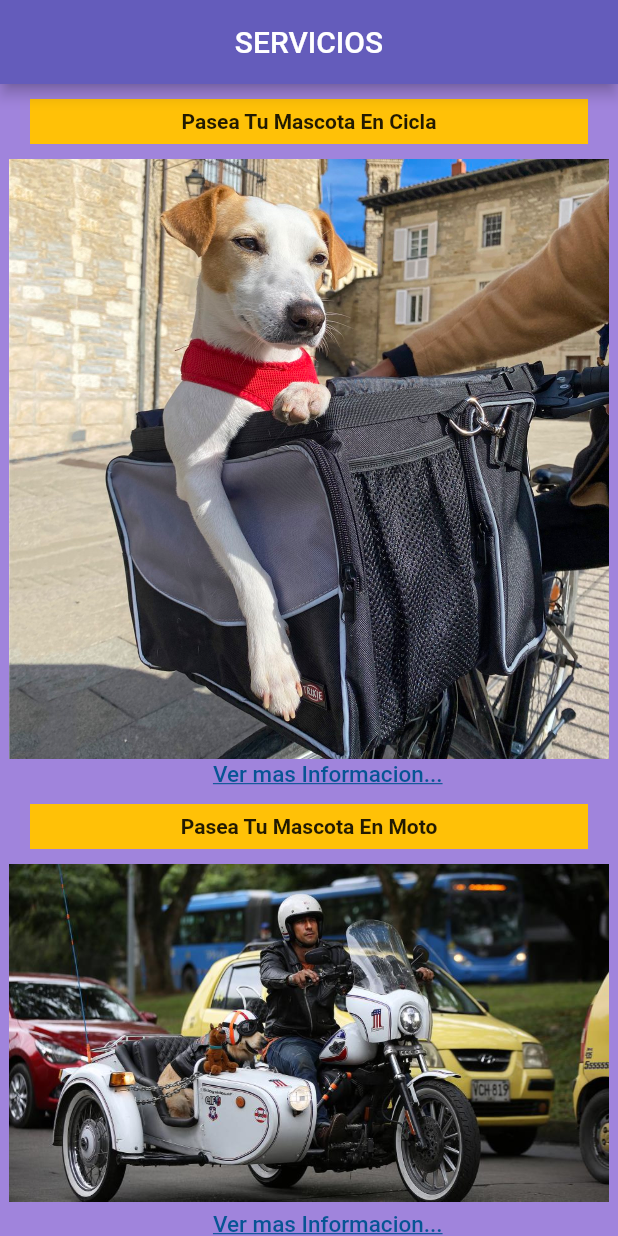
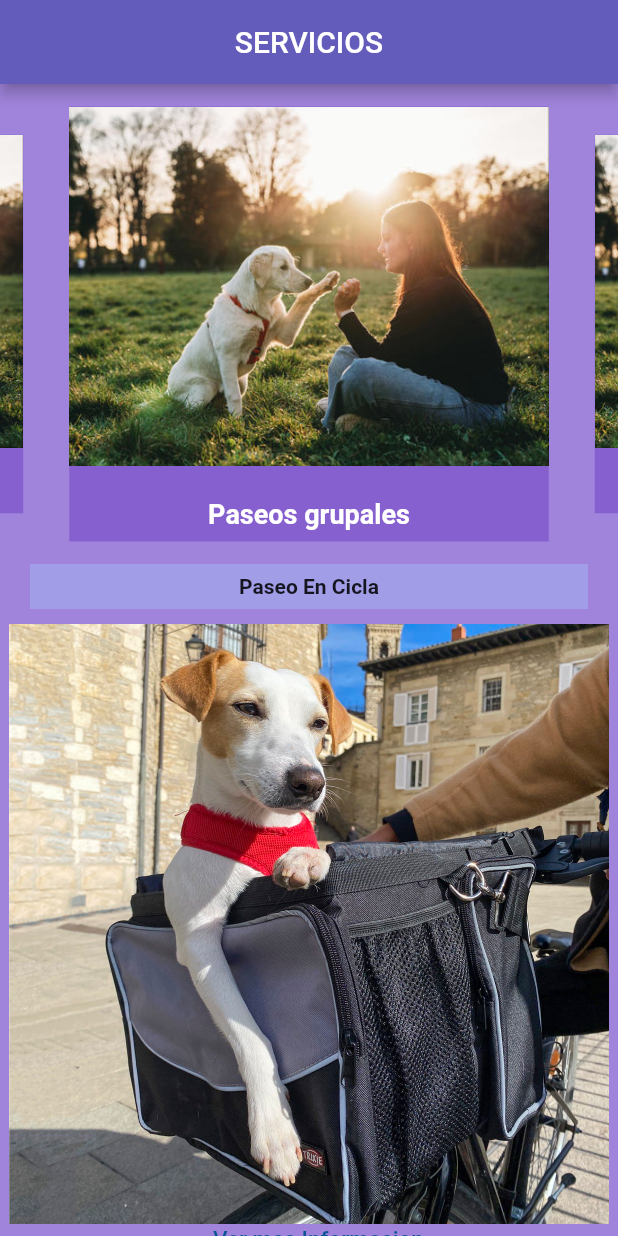
Before and after one commit to Dan2001afk/puppyruns, a Flutter app: the screen it shows after launch, on a phone screen of 412 x 824 dp. Run offline on Flutter 3.47's test engine with Material 2 defaults, Android fonts, the light colour scheme and no system bars; drawn by our look-alikes of carousel_slider; our stand-ins replace fluttertoast, image_picker, lottie.

Commit message:
actualizacion de Servicios, junto a sus botones

```diff
--- a/lib/Pantallas/Servicios.dart
+++ b/lib/Pantallas/Servicios.dart
@@ -1,4 +1,4 @@
-import 'package:PuppyRuns/Pantallas/pantallaunoLogin.dart';
+import 'package:carousel_slider/carousel_slider.dart';
 import 'package:PuppyRuns/Widgets/BotonesServicios.dart';
 import 'package:flutter/material.dart';
 class Servicios extends StatelessWidget {
@@ -16,18 +16,21 @@ class Servicios extends StatelessWidget {
           children: [
       Container(
         width: double.infinity,
-        height: 1270,
+        height: 1560,
         color: Color.fromARGB(255, 160, 132, 220),
         child: Column(
           children: [
+            Container(
+              child: CarouselExample(),
+            ),
 //imagen 1
             Container(
               width: double.infinity,
               height: 30,
-              color: Colors.amber,
+              color: Color.fromARGB(250, 161, 157, 231),
               margin: EdgeInsets.only(top: 10,left: 20,right: 20),
               child: Center(child: Text(
-                  "Pasea Tu Mascota En Cicla",
+                  "Paseo En Cicla",
                   style: TextStyle(
                     fontWeight: FontWeight.w600,
                   )
@@ -73,10 +76,10 @@ class Servicios extends StatelessWidget {
             Container(
               width: double.infinity,
               height: 30,
-              color: Colors.amber,
+              color: Color.fromARGB(250, 161, 157, 231),
               margin: EdgeInsets.only(top: 10,left: 20,right: 20),
               child: Center(child: Text(
-                  "Pasea Tu Mascota En Moto",
+                  "Paseo En Moto",
                 style: TextStyle(
                   fontWeight: FontWeight.w600,
                 ),
@@ -124,11 +127,11 @@ class Servicios extends StatelessWidget {
             Container(
               width: double.infinity,
               height: 30,
-              color: Colors.amber,
+              color: Color.fromARGB(250, 161, 157, 231),
               margin: EdgeInsets.only(top: 10, left: 20, right: 20),
               child: Center(
                 child: Text(
-                  "Cuidado de mascotas durante las vacaciones",
+                  "Cuidado durante las vacaciones",
                   style: TextStyle(
                     fontWeight: FontWeight.w600,
                   ),
@@ -185,3 +188,87 @@ class Servicios extends StatelessWidget {
     );
   }
 }
+
+
+
+
+class CarouselExample extends StatelessWidget {
+  final List<String> imageList = [
+    'img/cuidadoVacaciones.jpg',
+    'img/cuidadoVacaciones.jpg',
+    'img/cuidadoVacaciones.jpg',
+    'img/cuidadoVacaciones.jpg',
+    'img/cuidadoVacaciones.jpg',
+  ];
+
+  final List<String> textList = [
+    'Paseos grupales',
+    'Paseos individuales',
+    'Alimentación y agua',
+    'Administración de medicamentos',
+    'Juego y estimulación',
+  ];
+
+  @override
+  Widget build(BuildContext context) {
+    return Container(
+      margin: EdgeInsets.only(top: 10),
+      child: CarouselSlider(
+        options: CarouselOptions(
+          height: 300,
+          enlargeCenterPage: true,
+          autoPlay: true,
+          aspectRatio: 16 / 9,
+          autoPlayCurve: Curves.fastOutSlowIn,
+          enableInfiniteScroll: true,
+          autoPlayAnimationDuration: Duration(milliseconds: 2000),
+          viewportFraction: 0.8,
+        ),
+        items: imageList.asMap().entries.map((entry) {
+          final int index = entry.key;
+          final String imageUrl = entry.value;
+          final String text = textList[index];
+
+          return Builder(
+            builder: (BuildContext context) {
+              return Container(
+                width: MediaQuery.of(context).size.width,
+                margin: EdgeInsets.symmetric(horizontal: 5.0, vertical: 5.0),
+                decoration: BoxDecoration(
+                    color: Color.fromARGB(255, 134, 96, 206),
+                ),
+                child: Stack(
+                  children: [
+                    Image.asset(
+                      imageUrl,
+                      fit: BoxFit.cover,
+                    ),
+                    Positioned(
+                      bottom: 0,
+                      left: 0,
+                      right: 0,
+                      child: Align(
+                        alignment: Alignment.bottomCenter,
+                        child: Container(
+                          padding: EdgeInsets.all(8),
+                          child: Text(
+                            text,
+                            style: TextStyle(
+                              color: Colors.white,
+                              fontSize: 18,
+                              fontWeight: FontWeight.bold,
+                            ),
+                          ),
+                        ),
+                      ),
+                    ),
+                  ],
+                ),
+              );
+            },
+          );
+        }).toList(),
+      ),
+    );
+  }
+}
--- a/lib/Pantallas/serviciosDos.dart
+++ b/lib/Pantallas/serviciosDos.dart
@@ -17,7 +17,7 @@ class ServiciosDos extends StatelessWidget {
           children: [
             Container(
               width: double.infinity,
-              height: 1270,
+              height: 1180,
               color: Color.fromARGB(255, 160, 132, 220),
               child: Column(
                 children: [
@@ -25,7 +25,7 @@ class ServiciosDos extends StatelessWidget {
                   Container(
                     width: double.infinity,
                     height: 30,
-                    color: Colors.amber,
+                    color: Color.fromARGB(250, 161, 157, 231),
                     margin: EdgeInsets.only(top: 10,left: 20,right: 20),
                     child: Center(child: Text(
                         "Visita Domiciliaria",
@@ -74,7 +74,7 @@ class ServiciosDos extends StatelessWidget {
                   Container(
                     width: double.infinity,
                     height: 30,
-                    color: Colors.amber,
+                    color: Color.fromARGB(250, 161, 157, 231),
                     margin: EdgeInsets.only(top: 15,left: 20,right: 20),
                     child: Center(child: Text(
                       "Entrenamiento Basico",
@@ -125,7 +125,7 @@ class ServiciosDos extends StatelessWidget {
                   Container(
                     width: double.infinity,
                     height: 30,
-                    color: Colors.amber,
+                    color: Color.fromARGB(250, 161, 157, 231),
                     margin: EdgeInsets.only(top: 15, left: 20, right: 20),
                     child: Center(
                       child: Text(
@@ -152,21 +152,20 @@ class ServiciosDos extends StatelessWidget {
                   Container(
                     width: double.infinity,
                     height: 50,
-                    margin: EdgeInsets.only(top: 20, left: 25),
-
+                    margin: EdgeInsets.only(top: 15, left: 25),
                     child: Center(
                       child: Text(
-                          "Gracias a nuestro avanzado sistema, podras  localizar tu mascota en tiempo real",
+                        "Gracias a nuestro avanzado sistema, podrás localizar tu mascota en tiempo real",
                         style: TextStyle(
                           fontSize: 15,
                           fontWeight: FontWeight.w500,
                           color: Color.fromARGB(255, 186, 242, 115),
-
+                        ),
+                        textAlign: TextAlign.center,
                       ),
                     ),
                   ),
 
-                  ),
 
                   Container(
                      child: BotonesServiciosdos(),
--- a/lib/Widgets/BotonesServicios.dart
+++ b/lib/Widgets/BotonesServicios.dart
@@ -24,7 +24,7 @@ class _BotonesServiciosState extends State<BotonesServicios> {
 
 Container Enviar_Datos(BuildContext context) {
   return Container(
-    margin: EdgeInsets.only(top: 50,left: 20,right: 20),
+    margin: EdgeInsets.only(top: 20,left: 20,right: 20),
     width: 400,
     height: 50,
     child: ElevatedButton.icon(
@@ -69,7 +69,7 @@ class BotonesServiciosdos extends StatelessWidget {
 
   Container unirAlEquipo(BuildContext context) {
     return Container(
-      margin: EdgeInsets.only(top: 50, left: 20, right: 20),
+      margin: EdgeInsets.only(top: 30, left: 20, right: 20),
       width: 400,
       height: 60,
       child: ElevatedButton(
@@ -103,7 +103,7 @@ class BotonesServiciosdos extends StatelessWidget {
 
   Container solicitarServicio(BuildContext context) {
     return Container(
-      margin: EdgeInsets.only(top: 50, left: 20, right: 20),
+      margin: EdgeInsets.only(top: 25, left: 20, right: 20),
       width: 200,
       height: 60,
       child: ElevatedButton(
--- a/pubspec.yaml
+++ b/pubspec.yaml
@@ -30,6 +30,7 @@ environment:
 dependencies:
   fluttertoast: ^8.2.2
   image_picker: ^0.8.8
+  carousel_slider: ^4.2.1
   flutter_form_builder: ^9.0.0
   flutter:
     sdk: flutter
```
Also changed, not shown: pubspec.lock. Lines whose indentation alone changed are shown as unchanged.
